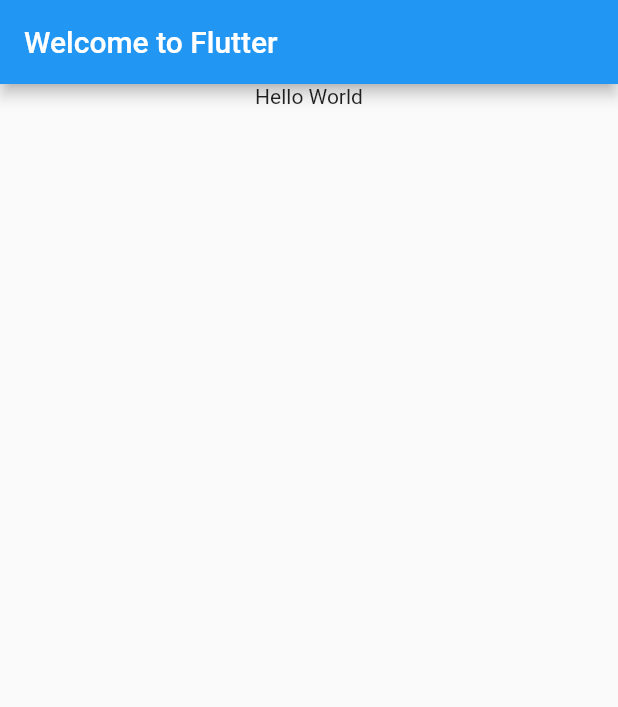
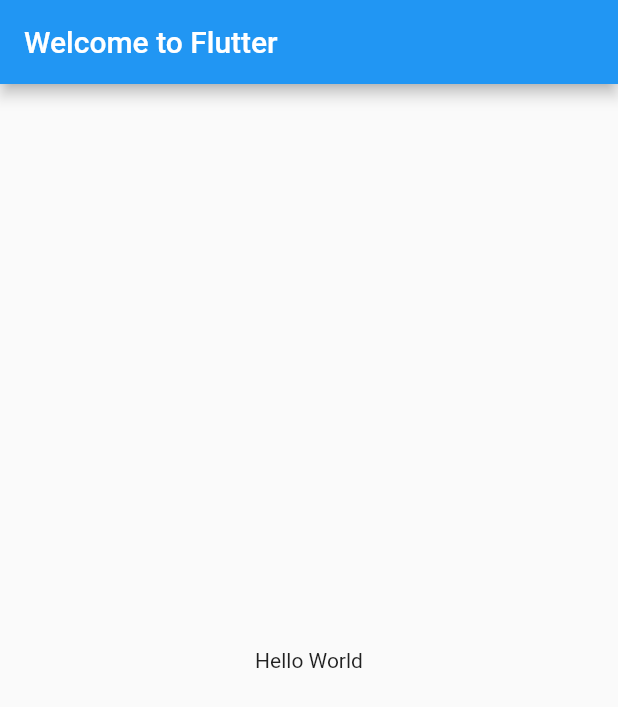
Before and after one commit to enesbilik/flutter-lessons, a Flutter app: the screen it shows after launch, on a phone screen of 412 x 824 dp. Shown: the top 707 px of the screen. Run offline on Flutter 3.47's test engine with Material 2 defaults, Android fonts, the phone set to English and light mode, and no system bars.

```diff
--- a/week2/lib/main.dart
+++ b/week2/lib/main.dart
@@ -1,5 +1,6 @@
-import 'package:flutter/cupertino.dart';
 import 'package:flutter/material.dart';
+
+import 'example1.dart';
 
 void main() {
   runApp(const MyApp());
@@ -16,12 +17,8 @@ class MyApp extends StatelessWidget {
         appBar: AppBar(
           title: const Text('Welcome to Flutter'),
         ),
-        body: Center(
-          child: Column(
-            children: const [
-              Text('Hello World'),
-            ],
-          ),
+        body: const Center(
+          child: Text('Hello World'),
         ),
       ),
     );
```
Also changed, not shown: week2/lib/example1.dart (added, +17 -0 lines).
